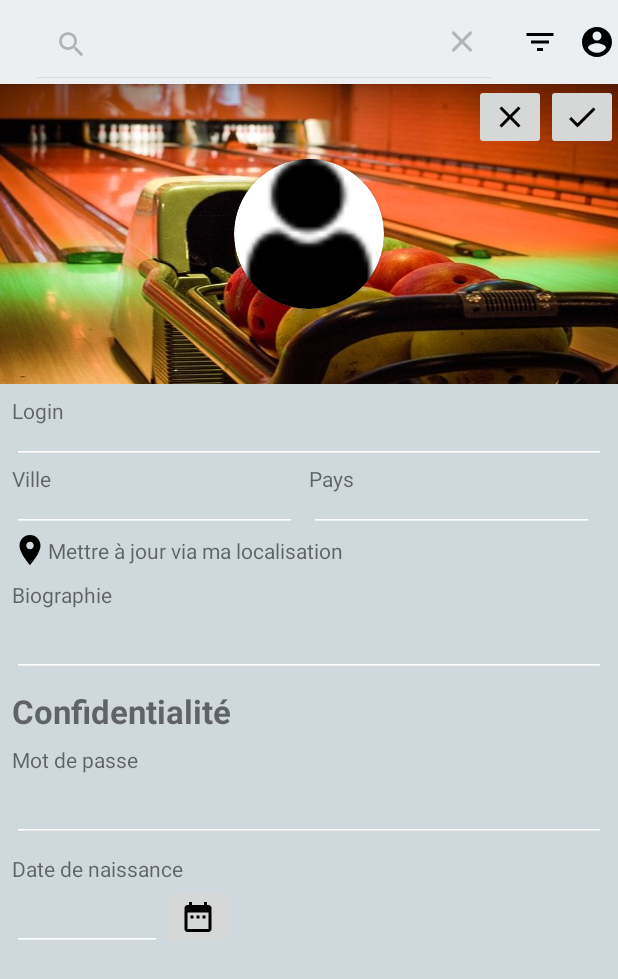
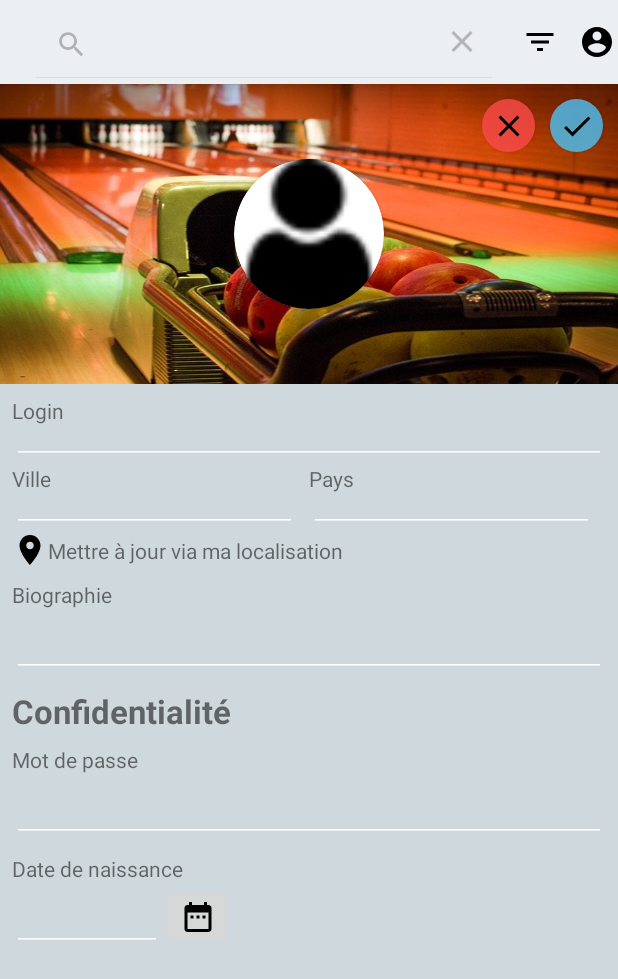
Before and after one commit to barfou/SocialNetwork, an Android app: the ModifyProfilFragment screen opened through its navigation route, after a tap on "Search", on a phone screen of 412 x 824 dp. Shown: the top 979 px of the screen. Run offline under Robolectric (Android 15) with nearby library versions, the phone set to English and light mode, and no system bars; our stand-ins replace Firebase (no records; nobody signed in at launch, a user with empty details on screens opened directly); 1 statement that could not run was skipped.

Commit message:
update xml

```diff
--- /dev/null
+++ b/app/src/main/res/drawable/rounded_button_grey.xml
@@ -0,0 +1,5 @@
+<?xml version="1.0" encoding="utf-8"?>
+<shape xmlns:android="http://schemas.android.com/apk/res/android" android:shape="rectangle">
+    <solid android:color="@color/color_button_grey"/>
+    <corners android:radius="25dp"/>
+</shape>
--- a/app/src/main/res/layout/fragment_modify_profil.xml
+++ b/app/src/main/res/layout/fragment_modify_profil.xml
@@ -6,7 +6,32 @@
     android:layout_height="match_parent"
     xmlns:app="http://schemas.android.com/apk/res-auto">
 
+    <androidx.appcompat.widget.AppCompatImageButton
+        android:layout_marginTop="10dp"
+        android:layout_marginEnd="10dp"
+        android:translationZ="2dp"
+        style="@style/ButtonStyleQuit"
+        android:id="@+id/btnCancelEditProfil"
+        android:layout_width="35dp"
+        android:layout_height="35dp"
+        app:layout_constraintTop_toTopOf="parent"
+        app:layout_constraintEnd_toStartOf="@id/btnConfirmEditProfil"
+        android:src="@drawable/ic_clear_black_24dp"/>
+
+    <androidx.appcompat.widget.AppCompatImageButton
+        android:layout_marginTop="10dp"
+        android:layout_marginEnd="10dp"
+        android:translationZ="2dp"
+        style="@style/ButtonStyle"
+        android:id="@+id/btnConfirmEditProfil"
+        android:layout_width="35dp"
+        android:layout_height="35dp"
+        app:layout_constraintTop_toTopOf="parent"
+        app:layout_constraintEnd_toEndOf="parent"
+        android:src="@drawable/ic_check_black_24dp"/>
+
     <ScrollView
+        android:scrollbars="none"
         android:layout_width="0dp"
         android:layout_height="0dp"
         app:layout_constraintBottom_toBottomOf="parent"
@@ -31,22 +56,6 @@
                     app:layout_constraintTop_toTopOf="parent"
                     android:src="@drawable/bowling"
                     android:scaleType="fitXY"/>
-
-                <androidx.appcompat.widget.AppCompatImageButton
-                    android:id="@+id/btnCancelEditProfil"
-                    android:layout_width="wrap_content"
-                    android:layout_height="wrap_content"
-                    app:layout_constraintTop_toTopOf="parent"
-                    app:layout_constraintEnd_toStartOf="@id/btnConfirmEditProfil"
-                    android:src="@drawable/ic_clear_black_24dp"/>
-
-                <androidx.appcompat.widget.AppCompatImageButton
-                    android:id="@+id/btnConfirmEditProfil"
-                    android:layout_width="wrap_content"
-                    android:layout_height="wrap_content"
-                    app:layout_constraintTop_toTopOf="parent"
-                    app:layout_constraintEnd_toEndOf="parent"
-                    android:src="@drawable/ic_check_black_24dp"/>
 
                 <androidx.cardview.widget.CardView
                     android:id="@+id/cvImgProfil"
--- a/app/src/main/res/values/colors.xml
+++ b/app/src/main/res/values/colors.xml
@@ -18,7 +18,8 @@
     <color name="color_subtitle2">#80000000</color>
     <color name="color_body1">#bf000000</color>
     <color name="color_body2">#80000000</color>
-    <color name="color_button">#4FC3F7</color>
-    <color name="color_button_joined">#2FA067</color>
-    <color name="color_button_quit">#FF4C4C</color>
+    <color name="color_button">#CC4FC3F7</color>
+    <color name="color_button_joined">#CC2FA067</color>
+    <color name="color_button_quit">#CCFF4C4C</color>
+    <color name="color_button_grey">#CCB0BEC5</color>
 </resources>
--- a/app/src/main/res/values/styles.xml
+++ b/app/src/main/res/values/styles.xml
@@ -64,7 +64,14 @@
         <item name="android:textColor">@color/color_body1</item>
     </style>
     <style name="ButtonStyleQuit">
-        <item name="android:background">@drawable/rounded_button</item>
+        <item name="android:background">@drawable/rounded_button_quit</item>
+        <item name="android:fontFamily">@font/russo_one_regular</item>
+        <item name="android:textSize">16sp</item>
+        <item name="android:textColor">@color/color_body1</item>
+    </style>
+    <style name="ButtonStyleGrey">
+        <item name="android:background">@drawable/rounded_button_grey</item>
+        <item name="alpha">0.5</item>
         <item name="android:fontFamily">@font/russo_one_regular</item>
         <item name="android:textSize">16sp</item>
         <item name="android:textColor">@color/color_body1</item>
```
Also changed, not shown: app/src/main/res/layout/fragment_profil.xml (+25 -16 lines).
